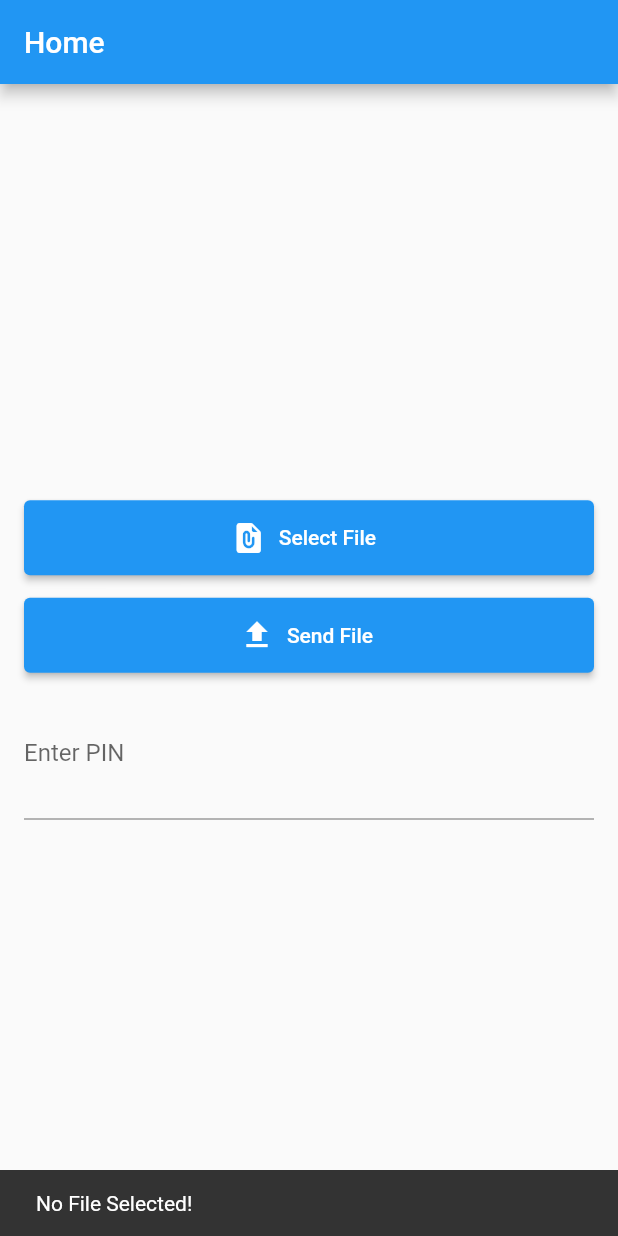
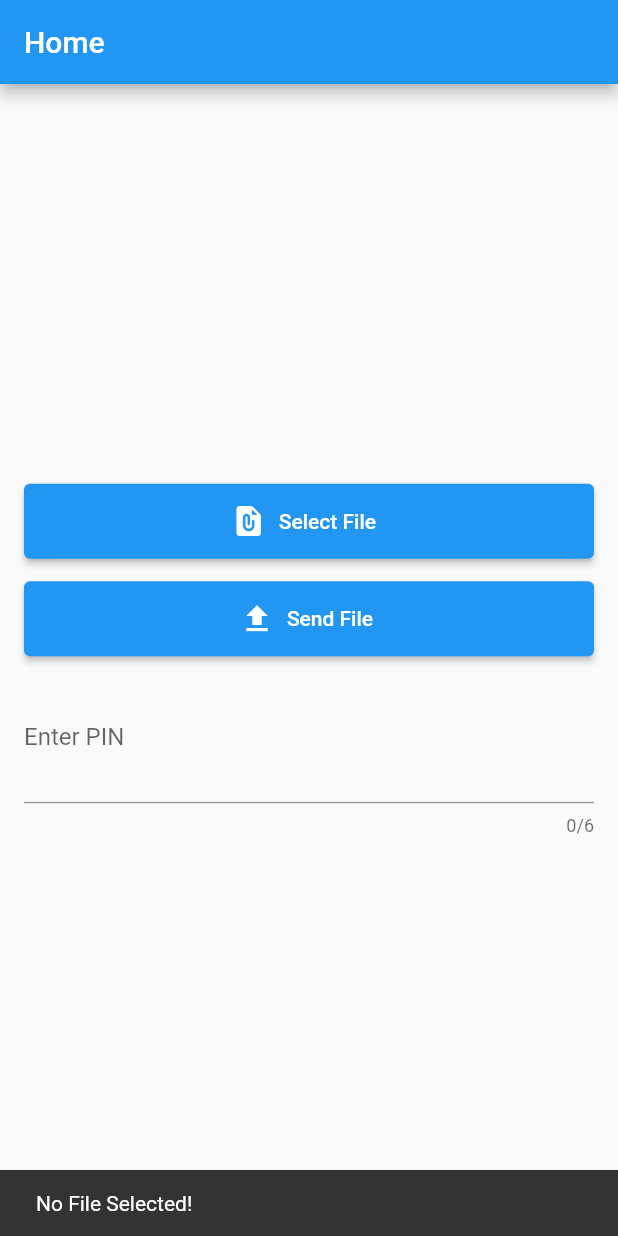
Before and after one commit to pd28CSE/File-Sharing-Flutter, a Flutter app: the screen it shows after launch, after a tap on "Send File", on a phone screen of 412 x 824 dp. Run offline on Flutter 3.47's test engine with Material 2 defaults, Android fonts, the phone set to English and light mode, and no system bars; our stand-ins replace dio, file_picker, flutter_svg.

Commit message:
added file sending, downloading progress indicator

```diff
--- a/lib/screens/home_screen.dart
+++ b/lib/screens/home_screen.dart
@@ -25,6 +25,7 @@ class _MyHomePageState extends State<MyHomePage> {
   File? selectedFile;
   String qrImage = '';
   String id = '';
+  bool isFileSendingInProgress = false;
   bool isFileUrlFetchingInProgress = false;
   bool isFileDownloadingInProgress = false;
   double downloadComplete = 0.0;
@@ -70,14 +71,19 @@ class _MyHomePageState extends State<MyHomePage> {
                     minimumSize: const Size.fromHeight(50),
                   ),
                   onPressed: (isFileDownloadingInProgress ||
-                              isFileUrlFetchingInProgress) ==
+                              isFileUrlFetchingInProgress ||
+                              isFileSendingInProgress) ==
                           true
                       ? null
                       : () {
                           sendFile();
                         },
                   icon: const Icon(Icons.file_upload_sharp),
-                  label: const Text('Send File'),
+                  label: Visibility(
+                    visible: isFileSendingInProgress == false,
+                    replacement: const CircularProgressIndicator(),
+                    child: const Text('Send File'),
+                  ),
                 ),
                 const SizedBox(height: 10),
                 if (qrImage.isNotEmpty) ...<Widget>[
@@ -100,7 +106,12 @@ class _MyHomePageState extends State<MyHomePage> {
                   ),
                 ],
                 if (isFileDownloadingInProgress == true)
-                  Slider(
+                  Row(
+                    children: <Widget>[
+                      Expanded(
+                        child: Slider(
+                          label: '${downloadComplete.toStringAsFixed(0)}%',
+                          divisions: 100,
                           min: 0.0,
                           max: 100.0,
                           value: downloadComplete,
@@ -109,6 +120,14 @@ class _MyHomePageState extends State<MyHomePage> {
                             // setState(() {});
                           },
                         ),
+                      ),
+                      const SizedBox(width: 5),
+                      Chip(
+                        label: Text('${downloadComplete.toStringAsFixed(0)}%'),
+                      ),
+                    ],
+                  ),
+                if (isFileSendingInProgress == false)
                   TextField(
                     controller: codeController,
                     decoration: InputDecoration(
@@ -120,7 +139,8 @@ class _MyHomePageState extends State<MyHomePage> {
                             ? null
                             : () async {
                                 if (codeController.text.trim().isNotEmpty) {
-                                await downloadFile(codeController.text.trim());
+                                  await downloadFile(
+                                      codeController.text.trim());
                                 }
                               },
                         icon: (isFileDownloadingInProgress ||
@@ -130,6 +150,7 @@ class _MyHomePageState extends State<MyHomePage> {
                             : const Icon(Icons.download),
                       ),
                     ),
+                    maxLength: 6,
                     textAlign: TextAlign.center,
                     keyboardType: TextInputType.number,
                   ),
@@ -149,7 +170,7 @@ class _MyHomePageState extends State<MyHomePage> {
     if (result != null) {
       selectedFileName = result.files[0].name;
       setState(() {});
-      log(result.paths[0].toString());
+      // log(result.paths[0].toString());
       selectedFile = File(result.files[0].path!);
       return true;
     }
@@ -159,11 +180,16 @@ class _MyHomePageState extends State<MyHomePage> {
   Future<void> sendFile() async {
     if (selectedFile == null) {
       if (mounted) {
+        ScaffoldMessenger.maybeOf(context)!.clearSnackBars();
         ScaffoldMessenger.of(context)
             .showSnackBar(const SnackBar(content: Text('No File Selected!')));
       }
       return;
     } else {
+      isFileSendingInProgress = true;
+      if (mounted) {
+        setState(() {});
+      }
       try {
         FormData formData = FormData.fromMap({
           "file": await MultipartFile.fromFile(
@@ -175,19 +201,26 @@ class _MyHomePageState extends State<MyHomePage> {
           '$baseUrl/file-share-bd-api/',
           data: formData,
         );
-
         if (response.statusCode == 202) {
           Map<String, dynamic> responseData = response.data;
           id = '${responseData['id']}';
           qrImage = responseData['qrImage'];
+          selectedFile = null;
+          selectedFileName = '';
           setState(() {});
           if (mounted) {
-            ScaffoldMessenger.of(context).showSnackBar(
-                const SnackBar(content: Text('File Upload Successfull.')));
+            ScaffoldMessenger.of(context).showSnackBar(const SnackBar(
+              backgroundColor: Colors.green,
+              content: Text('File upload complete.'),
+            ));
           }
         }
       } catch (e) {
-        throw (e.toString());
+        (e.toString());
+      }
+      isFileSendingInProgress = false;
+      if (mounted) {
+        setState(() {});
       }
     }
   }
@@ -209,12 +242,44 @@ class _MyHomePageState extends State<MyHomePage> {
       if (mounted) {
         setState(() {});
       }
-      log(response.data.toString());
+      // log(response.data.toString());
       if (response.statusCode == 200) {
         return response.data;
       }
+    } on DioException catch (e) {
+      if (e.type == DioExceptionType.badResponse) {
+        if (mounted) {
+          ScaffoldMessenger.of(context).showSnackBar(
+            const SnackBar(
+              backgroundColor: Color.fromARGB(255, 233, 27, 12),
+              content: Text('File not found or PIN has expired or wrong.'),
+            ),
+          );
+        }
+      } else {
+        if (mounted) {
+          ScaffoldMessenger.of(context).showSnackBar(
+            const SnackBar(
+              backgroundColor: Color.fromARGB(255, 228, 23, 9),
+              content: Text('Something is wrong!'),
+            ),
+          );
+        }
+      }
     } catch (e) {
-      log(e.toString());
+      if (mounted) {
+        ScaffoldMessenger.of(context).showSnackBar(
+          const SnackBar(
+            backgroundColor: Color.fromARGB(255, 236, 22, 7),
+            content: Text('Server error!'),
+          ),
+        );
+      }
+    }
+
+    isFileUrlFetchingInProgress = false;
+    if (mounted) {
+      setState(() {});
     }
     return null;
   }
@@ -223,10 +288,6 @@ class _MyHomePageState extends State<MyHomePage> {
     final File appDownloadPath = File('/storage/emulated/0/Download/');
     final Map<String, dynamic>? responseData = await getFileUrl(pinCode);
     if (responseData == null) {
-      if (mounted) {
-        ScaffoldMessenger.of(context)
-            .showSnackBar(const SnackBar(content: Text('File url not found!')));
-      }
       return;
     }
     isFileDownloadingInProgress = true;
@@ -238,29 +299,36 @@ class _MyHomePageState extends State<MyHomePage> {
         '$baseUrl${responseData['file']}',
         "${appDownloadPath.path}/${responseData['file'].split('/').last}",
         onReceiveProgress: (rec, total) {
-          log('--------------------');
-          log('Total: $total');
+          // log('--------------------');
+          // log('Total: $total');
           downloadComplete = (rec / total) * 100.0;
-          log('Complete: $downloadComplete');
-          log('--------------------');
+          // log('Complete: $downloadComplete');
+          // log('--------------------');
           setState(() {});
         },
       );
     } catch (e) {
       if (mounted) {
         setState(() {});
-        ScaffoldMessenger.of(context).showSnackBar(
-            const SnackBar(content: Text('File Download Failed!')));
+        ScaffoldMessenger.of(context).showSnackBar(const SnackBar(
+          backgroundColor: Colors.red,
+          content: Text('File Download Failed!'),
+        ));
       }
-      log(e.toString());
+      isFileDownloadingInProgress = false;
+      if (mounted) {
+        setState(() {});
+      }
       return;
     }
     clearAll();
     isFileDownloadingInProgress = false;
     if (mounted) {
       setState(() {});
-      ScaffoldMessenger.of(context).showSnackBar(
-          const SnackBar(content: Text('File Download Complete.')));
+      ScaffoldMessenger.of(context).showSnackBar(const SnackBar(
+        backgroundColor: Colors.green,
+        content: Text('File download Complete.'),
+      ));
     }
   }
 
```
Lines whose indentation alone changed are shown as unchanged.
